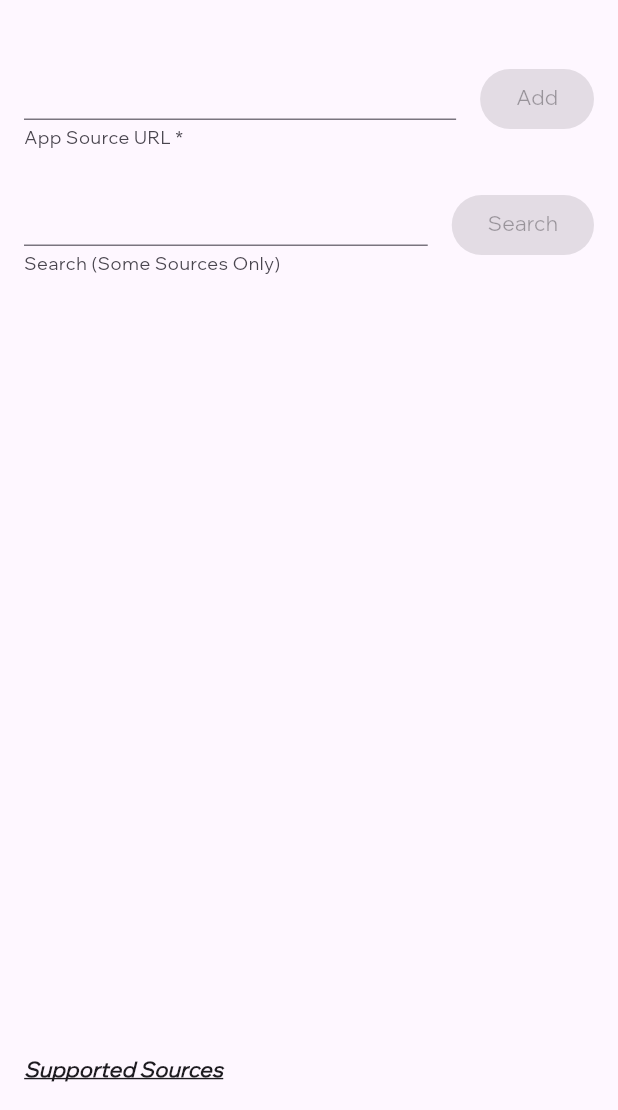
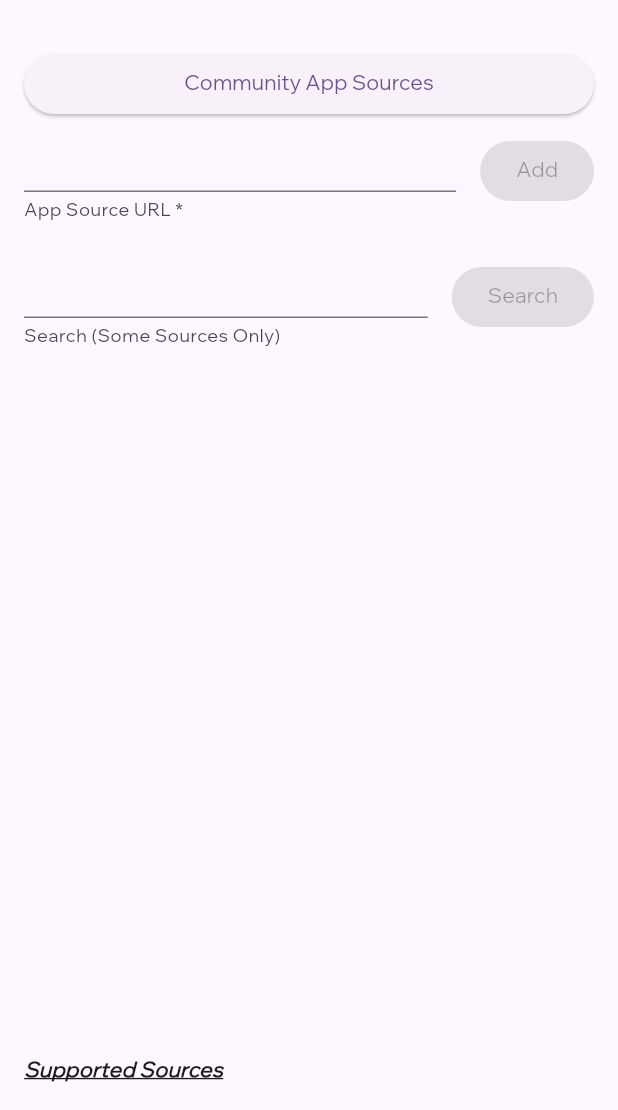
Before and after one commit to ownerroc/ObtainRoc, a Flutter app: the AddAppPage screen opened directly, on a phone screen of 412 x 824 dp, the part 126-1236 px from its top. Run offline on Flutter 3.47's test engine with Material 3 defaults, Android fonts, the phone set to English and light mode, and no system bars; drawn by our look-alikes of dynamic_color, flutter_typeahead; our stand-ins replace app_links, connectivity_plus, device_info_plus, easy_localization, file_picker, flutter_local_notifications and 7 more; missing offline and left inert: android_intent_plus, android_package_installer, android_package_manager, android_system_font, background_fetch, equations and 7 more; accounts and stored records are empty.

Commit message:
Add "Community App Sources" button to AddAppPage

```diff
--- a/lib/pages/add_app.dart
+++ b/lib/pages/add_app.dart
@@ -618,6 +618,12 @@ class AddAppPageState extends State<AddAppPage> {
                     mainAxisSize: MainAxisSize.min,
                     crossAxisAlignment: CrossAxisAlignment.stretch,
                     children: [
+                      ElevatedButton(onPressed:
+                          doingSomething ? null :
+                      (){
+                        launchUrlString('https://apps.obtainium.imranr.dev/',
+                            mode: LaunchMode.externalApplication);
+                      }, child: Text(tr('communityAppSources'))),
                       getUrlInputRow(),
                       const SizedBox(
                         height: 16,
```
